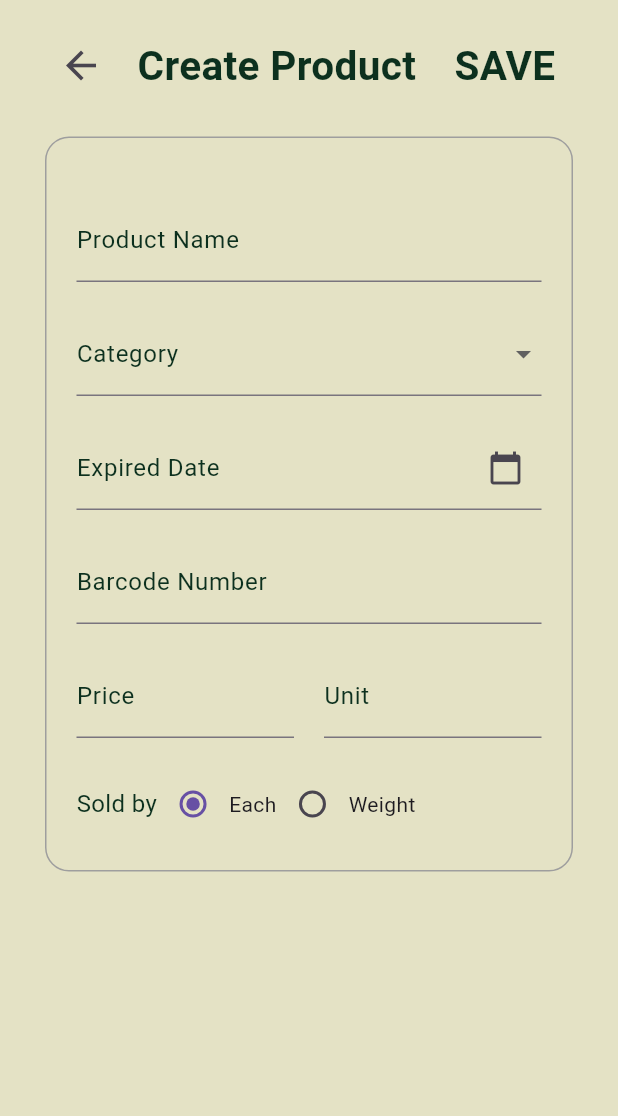
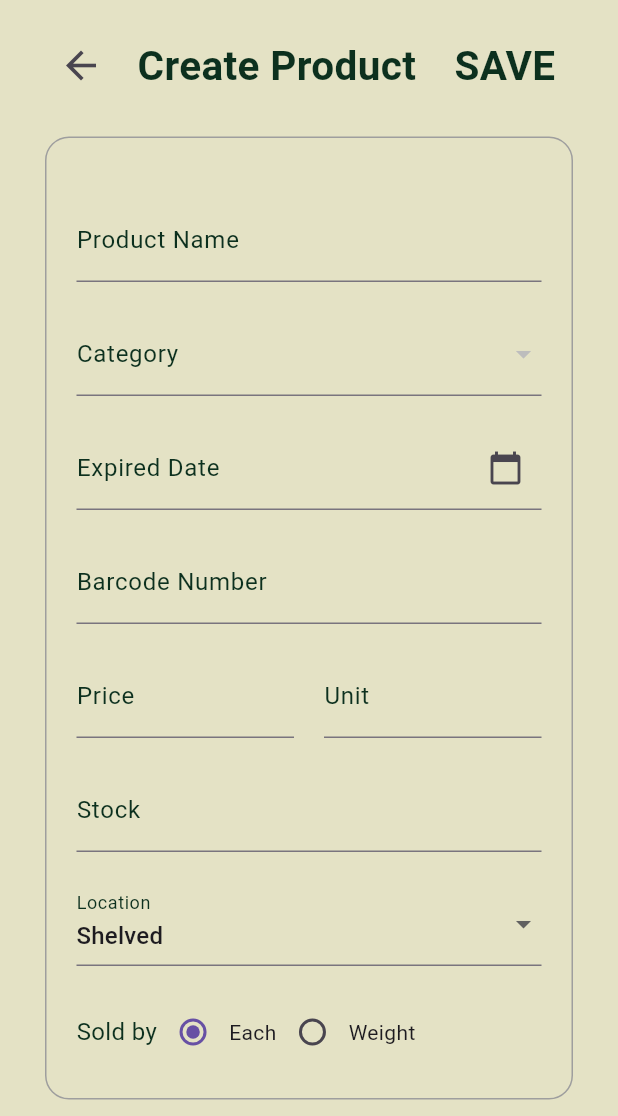
Before and after one commit to BBBIJI/Finals_POS, a Flutter app: the CreateProduct screen opened directly, on a phone screen of 412 x 824 dp, the part 120-1236 px from its top. Run offline on Flutter 3.47's test engine with Material 3 defaults, Android fonts, the phone set to English and light mode, and no system bars; our stand-ins replace bloc, equatable, flutter_bloc; missing offline and left inert: mysql1.

Commit message:
inventory function almost complete
create category page, category page, product page, create product page function now is connected . main inventory function is working. the state management is managed by inventory_bloc

```diff
--- a/src/finalproject_pulse/lib/data/model/product_model.dart
+++ b/src/finalproject_pulse/lib/data/model/product_model.dart
@@ -6,6 +6,9 @@ class Product {
   final String barcode;
   final String soldBy;
   final String unit;
+  final int stock; // Store stock as an integer
+  final String location; // Store location as a string
+  final String dateImported;
 
   Product({
     required this.name,
@@ -15,5 +18,35 @@ class Product {
     required this.barcode,
     required this.soldBy,
     required this.unit,
+    required this.stock,
+    required this.location,
+    required this.dateImported,
   });
+
+  // Method to create a copy of the product with updated fields
+  Product copyWith({
+    String? name,
+    String? category,
+    double? price,
+    String? expiredDate,
+    String? barcode,
+    String? soldBy,
+    String? unit,
+    int? stock,
+    String? location,
+    String? dateImported,
+  }) {
+    return Product(
+      name: name ?? this.name,
+      category: category ?? this.category,
+      price: price ?? this.price,
+      expiredDate: expiredDate ?? this.expiredDate,
+      barcode: barcode ?? this.barcode,
+      soldBy: soldBy ?? this.soldBy,
+      unit: unit ?? this.unit,
+      stock: stock ?? this.stock,
+      location: location ?? this.location,
+      dateImported: dateImported ?? this.dateImported,
+    );
+  }
 }
--- a/src/finalproject_pulse/lib/main.dart
+++ b/src/finalproject_pulse/lib/main.dart
@@ -2,6 +2,7 @@ import 'package:finalproject_pulse/presentation/splashscreen/pages/splashscreen.
 import 'package:flutter/material.dart';
 import 'package:flutter_bloc/flutter_bloc.dart';
 import 'package:finalproject_pulse/presentation/splashscreen/bloc/splash_cubit.dart';
+import 'package:finalproject_pulse/presentation/inventory/bloc/inventory_bloc.dart';
 
 void main() {
   runApp(const MyApp());
@@ -17,6 +18,9 @@ class MyApp extends StatelessWidget {
         BlocProvider(
           create: (context) => SplashCubit()..appStarted(),
         ),
+        BlocProvider(
+          create: (context) => InventoryBloc(),
+        ),
       ],
       child: MaterialApp(
         title: 'Pulse Pos and Inventory',
--- /dev/null
+++ b/src/finalproject_pulse/lib/presentation/inventory/bloc/inventory_bloc.dart
@@ -0,0 +1,99 @@
+import 'package:bloc/bloc.dart';
+import 'package:equatable/equatable.dart';
+import 'package:finalproject_pulse/data/model/product_model.dart';
+import 'package:finalproject_pulse/data/model/category_model.dart';
+
+// Events
+abstract class InventoryEvent extends Equatable {
+  @override
+  List<Object?> get props => [];
+}
+
+class AddCategory extends InventoryEvent {
+  final Category category;
+  AddCategory(this.category);
+  @override
+  List<Object?> get props => [category];
+}
+
+class AddProduct extends InventoryEvent {
+  final Product product;
+  AddProduct(this.product);
+  @override
+  List<Object?> get props => [product];
+}
+
+class UpdateProductLocation extends InventoryEvent {
+  final Product product;
+
+  UpdateProductLocation(this.product);
+
+  @override
+  List<Object?> get props => [product];
+}
+
+class FetchData extends InventoryEvent {}
+
+// States
+abstract class InventoryState extends Equatable {
+  @override
+  List<Object?> get props => [];
+}
+
+class InventoryInitial extends InventoryState {}
+
+class InventoryLoading extends InventoryState {}
+
+class InventoryLoaded extends InventoryState {
+  final List<Category> categories;
+  final List<Product> products;
+
+  InventoryLoaded({required this.categories, required this.products});
+
+  @override
+  List<Object?> get props => [categories, products];
+}
+
+class InventoryError extends InventoryState {
+  final String message;
+
+  InventoryError(this.message);
+
+  @override
+  List<Object?> get props => [message];
+}
+
+// Bloc
+class InventoryBloc extends Bloc<InventoryEvent, InventoryState> {
+  final List<Category> _categories = [];
+  final List<Product> _products = [];
+
+  InventoryBloc() : super(InventoryInitial()) {
+    on<AddCategory>((event, emit) {
+      _categories.add(event.category);
+      emit(InventoryLoaded(categories: _categories, products: _products));
+    });
+
+    on<AddProduct>((event, emit) {
+      _products.add(event.product);
+      emit(InventoryLoaded(categories: _categories, products: _products));
+    });
+
+    on<UpdateProductLocation>((event, emit) {
+      // Find the product and update its location
+      final productIndex = _products
+          .indexWhere((product) => product.barcode == event.product.barcode);
+      if (productIndex != -1) {
+        _products[productIndex] =
+            event.product; // Update the product in the list
+        emit(InventoryLoaded(
+            categories: _categories,
+            products: _products)); // Emit updated products
+      }
+    });
+
+    on<FetchData>((event, emit) {
+      emit(InventoryLoaded(categories: _categories, products: _products));
+    });
+  }
+}
--- a/src/finalproject_pulse/lib/presentation/inventory/pages/create_product.dart
+++ b/src/finalproject_pulse/lib/presentation/inventory/pages/create_product.dart
@@ -1,7 +1,9 @@
 import 'package:flutter/material.dart';
-import 'package:finalproject_pulse/data/model/product_model.dart';
+import 'package:flutter_bloc/flutter_bloc.dart';
 import 'package:finalproject_pulse/common/widgets/app_bar.dart';
 import 'package:finalproject_pulse/core/config/theme/app_colors.dart';
+import 'package:finalproject_pulse/presentation/inventory/bloc/inventory_bloc.dart';
+import 'package:finalproject_pulse/data/model/product_model.dart';
 
 class CreateProduct extends StatefulWidget {
   const CreateProduct({super.key});
@@ -16,28 +18,15 @@ class _CreateProductState extends State<CreateProduct> {
   final TextEditingController _barcodeController = TextEditingController();
   final TextEditingController _priceController = TextEditingController();
   final TextEditingController _unitController = TextEditingController();
+  final TextEditingController _stockController =
+      TextEditingController(); // Added stock controller
 
   final _formKey = GlobalKey<FormState>();
   String? _category;
+  String? _location = "Shelved"; // Default location
   int? _soldBy = 1;
 
-  // Dynamic categories list
-  List<String> _categories = [];
-
-  @override
-  void initState() {
-    super.initState();
-    _loadCategories(); // Load saved categories
-  }
-
-  // Function to load saved categories
-  void _loadCategories() {
-    // Replace this logic with actual data retrieval (e.g., from a database or shared preferences)
-    setState(() {
-      _categories = ['empty']; // Example saved categories
-    });
-  }
-
+  // Pick a date for expiry
   void _pickDate() async {
     DateTime? selectedDate = await showDatePicker(
       context: context,
@@ -53,23 +42,30 @@ class _CreateProductState extends State<CreateProduct> {
     }
   }
 
+  // Save the product data
   void _saveProduct() {
     if (_formKey.currentState?.validate() ?? false) {
-      final String soldBy = _soldBy == 1 ? 'Each' : 'Weight';
+      final String todayDate = DateTime.now().toIso8601String().split('T')[0];
 
-      // Create a Product object from the entered data
+      // Create the Product object
       final product = Product(
         name: _nameController.text,
         category: _category ?? 'Unknown',
+        price: double.parse(_priceController.text),
         expiredDate: _expiredDateController.text,
         barcode: _barcodeController.text,
-        soldBy: soldBy,
-        price: double.parse(_priceController.text),
+        soldBy: 'Each', // You can change this based on your logic
         unit: _unitController.text,
+        stock: int.parse(_stockController.text), // Using the stock controller
+        location: _location ?? 'Shelved', // Using the location dropdown value
+        dateImported: todayDate, // Automatically set to today's date
       );
 
-      // Pass the Product object back to the previous screen
-      Navigator.pop(context, product);
+      // Add the product to InventoryBloc
+      context.read<InventoryBloc>().add(AddProduct(product));
+
+      // Navigate back after saving
+      Navigator.pop(context);
     }
   }
 
@@ -116,7 +112,14 @@ class _CreateProductState extends State<CreateProduct> {
             // Form for product creation
             Form(
               key: _formKey,
-              child: Container(
+              child: BlocBuilder<InventoryBloc, InventoryState>(
+                builder: (context, state) {
+                  List<String> categories = [];
+                  if (state is InventoryLoaded) {
+                    categories = state.categories.map((e) => e.name).toList();
+                  }
+
+                  return Container(
                     width: 600,
                     padding: const EdgeInsets.all(20.0),
                     decoration: BoxDecoration(
@@ -131,7 +134,8 @@ class _CreateProductState extends State<CreateProduct> {
                           controller: _nameController,
                           decoration: InputDecoration(
                             labelText: 'Product Name',
-                        labelStyle: TextStyle(color: AppColors.primarygreen),
+                            labelStyle:
+                                TextStyle(color: AppColors.primarygreen),
                             border: const UnderlineInputBorder(),
                           ),
                           validator: (value) => value == null || value.isEmpty
@@ -142,15 +146,17 @@ class _CreateProductState extends State<CreateProduct> {
                         DropdownButtonFormField<String>(
                           decoration: InputDecoration(
                             labelText: 'Category',
-                        labelStyle: TextStyle(color: AppColors.primarygreen),
+                            labelStyle:
+                                TextStyle(color: AppColors.primarygreen),
                           ),
-                      items: _categories.map((String category) {
+                          items: categories.map((String category) {
                             return DropdownMenuItem<String>(
                               value: category,
                               child: Text(category),
                             );
                           }).toList(),
-                      onChanged: (value) => setState(() => _category = value),
+                          onChanged: (value) =>
+                              setState(() => _category = value),
                           validator: (value) =>
                               value == null ? 'Select a category' : null,
                         ),
@@ -159,7 +165,8 @@ class _CreateProductState extends State<CreateProduct> {
                           controller: _expiredDateController,
                           decoration: InputDecoration(
                             labelText: 'Expired Date',
-                        labelStyle: TextStyle(color: AppColors.primarygreen),
+                            labelStyle:
+                                TextStyle(color: AppColors.primarygreen),
                             suffixIcon: IconButton(
                               icon: const Icon(Icons.calendar_today),
                               onPressed: _pickDate,
@@ -172,7 +179,8 @@ class _CreateProductState extends State<CreateProduct> {
                           controller: _barcodeController,
                           decoration: InputDecoration(
                             labelText: 'Barcode Number',
-                        labelStyle: TextStyle(color: AppColors.primarygreen),
+                            labelStyle:
+                                TextStyle(color: AppColors.primarygreen),
                             border: const UnderlineInputBorder(),
                           ),
                         ),
@@ -188,7 +196,8 @@ class _CreateProductState extends State<CreateProduct> {
                                       TextStyle(color: AppColors.primarygreen),
                                 ),
                                 keyboardType: TextInputType.number,
-                            validator: (value) => value == null || value.isEmpty
+                                validator: (value) =>
+                                    value == null || value.isEmpty
                                         ? 'Enter a price'
                                         : null,
                               ),
@@ -202,7 +211,8 @@ class _CreateProductState extends State<CreateProduct> {
                                   labelStyle:
                                       TextStyle(color: AppColors.primarygreen),
                                 ),
-                            validator: (value) => value == null || value.isEmpty
+                                validator: (value) =>
+                                    value == null || value.isEmpty
                                         ? 'Enter a unit'
                                         : null,
                               ),
@@ -210,11 +220,44 @@ class _CreateProductState extends State<CreateProduct> {
                           ],
                         ),
                         const SizedBox(height: 20),
+                        // New Stock field
+                        TextFormField(
+                          controller: _stockController,
+                          decoration: InputDecoration(
+                            labelText: 'Stock',
+                            labelStyle:
+                                TextStyle(color: AppColors.primarygreen),
+                          ),
+                          keyboardType: TextInputType.number,
+                          validator: (value) => value == null || value.isEmpty
+                              ? 'Enter stock'
+                              : null,
+                        ),
+                        const SizedBox(height: 20),
+                        // Location dropdown
+                        DropdownButtonFormField<String>(
+                          value: _location,
+                          items: const [
+                            DropdownMenuItem(
+                                value: 'Shelved', child: Text('Shelved')),
+                            DropdownMenuItem(
+                                value: 'Warehouse', child: Text('Warehouse')),
+                          ],
+                          onChanged: (value) =>
+                              setState(() => _location = value),
+                          decoration: InputDecoration(
+                            labelText: 'Location',
+                            labelStyle:
+                                TextStyle(color: AppColors.primarygreen),
+                          ),
+                        ),
+                        const SizedBox(height: 20),
                         Row(
                           children: [
                             Text('Sold by',
                                 style: TextStyle(
-                                color: AppColors.primarygreen, fontSize: 16)),
+                                    color: AppColors.primarygreen,
+                                    fontSize: 16)),
                             Row(
                               children: [
                                 Radio(
@@ -241,6 +284,8 @@ class _CreateProductState extends State<CreateProduct> {
                         ),
                       ],
                     ),
+                  );
+                },
               ),
             ),
           ],
--- a/src/finalproject_pulse/lib/presentation/mainpage/pages/mainpage.dart
+++ b/src/finalproject_pulse/lib/presentation/mainpage/pages/mainpage.dart
@@ -3,7 +3,6 @@
 import 'package:flutter/material.dart';
 import 'package:finalproject_pulse/presentation/mainpage/widget/appbar.dart';
 import 'package:finalproject_pulse/core/config/theme/app_colors.dart';
-import 'package:finalproject_pulse/presentation/mainpage/widget/buttonnav.dart';
 
 class Mainpage extends StatefulWidget {
   const Mainpage({super.key});
--- a/src/finalproject_pulse/pubspec.yaml
+++ b/src/finalproject_pulse/pubspec.yaml
@@ -41,6 +41,7 @@ dependencies:
   flutter_bloc:
   provider:
   equatable: ^2.0.7
+  bloc: ^8.1.4
 
 dev_dependencies:
   flutter_test:
```
Also changed, not shown: src/finalproject_pulse/lib/presentation/inventory/pages/category.dart (+41 -35 lines), src/finalproject_pulse/lib/presentation/inventory/pages/create_category.dart (+15 -9 lines), src/finalproject_pulse/lib/presentation/inventory/pages/product.dart (+92 -98 lines), src/finalproject_pulse/pubspec.lock. Lines whose indentation alone changed are shown as unchanged.
